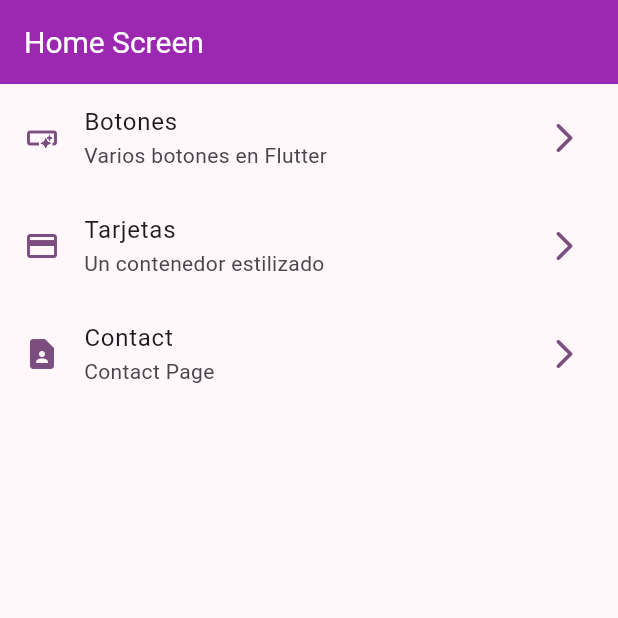
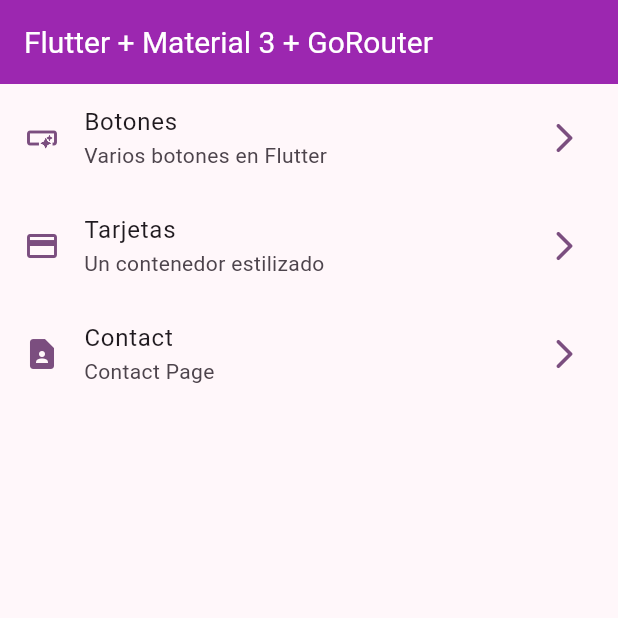
Before and after one commit to Assassins1432/widgets_app, a Flutter app: the screen it shows after launch, on a phone screen of 412 x 824 dp, the top half of it. Run offline on Flutter 3.47's test engine with Material 3 defaults, Android fonts, the phone set to English and light mode, and no system bars; our stand-ins replace go_router.

Commit message:
cambio de titulo de la home screen

```diff
--- a/lib/presentation/screens/home/home_screen.dart
+++ b/lib/presentation/screens/home/home_screen.dart
@@ -11,7 +11,7 @@ class HomeScreen extends StatelessWidget {
   Widget build(BuildContext context) {
     return Scaffold(
       appBar: AppBar(
-        title: const Text('Home Screen'),
+        title: const Text('Flutter + Material 3 + GoRouter'),
       ),
       body: const _HomeView(),
     );
```
